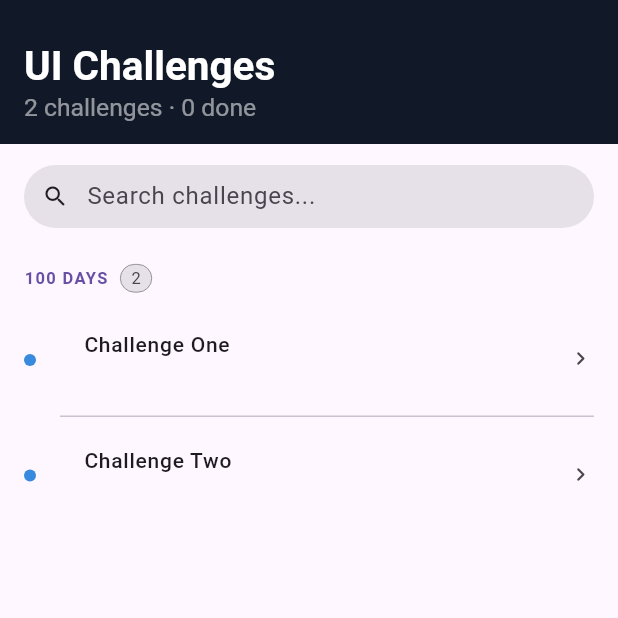
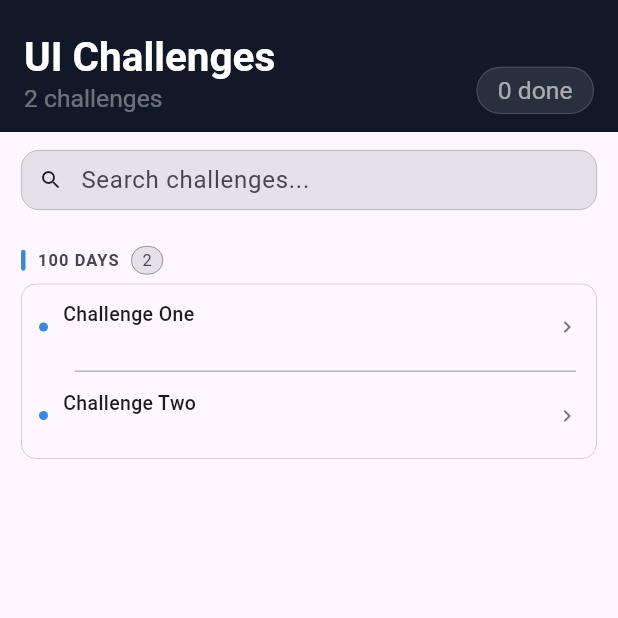
Before and after one commit to uveshm003/flutter_ui_challenges, a Flutter app: the screen it shows after launch, on a phone screen of 412 x 824 dp, the top half of it. Run offline on Flutter 3.47's test engine with Material 3 defaults, Android fonts, the phone set to English and light mode, and no system bars.

Commit message:
Update main.dart

```diff
--- a/lib/main.dart
+++ b/lib/main.dart
@@ -22,7 +22,6 @@ class HomePage extends StatefulWidget {
 class _HomePageState extends State<HomePage> {
   String _query = '';
 
-  // Assign a consistent color per category
   static const _categoryColors = [Color(0xFF378ADD), Color(0xFF1D9E75), Color(0xFF7F77DD), Color(0xFFD85A30), Color(0xFFBA7517), Color(0xFFD4537E)];
 
   List<Challenge> get _filtered => _query.isEmpty
@@ -49,7 +48,7 @@ class _HomePageState extends State<HomePage> {
     final grouped = _grouped;
     final categories = grouped.keys.toList();
     final allCategories = registry.map((c) => c.category).toSet().toList();
-    final doneCount = 0; // hook up persistence later if needed
+    const doneCount = 0;
 
     return Scaffold(
       backgroundColor: Theme.of(context).colorScheme.surface,
@@ -60,10 +59,13 @@ class _HomePageState extends State<HomePage> {
             pinned: true,
             backgroundColor: const Color(0xFF111827),
             foregroundColor: Colors.white,
-            expandedHeight: 96,
+            expandedHeight: 88,
             flexibleSpace: FlexibleSpaceBar(
-              titlePadding: const EdgeInsets.fromLTRB(16, 0, 16, 14),
-              title: Column(
+              titlePadding: const EdgeInsets.fromLTRB(16, 0, 16, 12),
+              title: Row(
+                crossAxisAlignment: CrossAxisAlignment.end,
+                children: [
+                  Column(
                     mainAxisSize: MainAxisSize.min,
                     crossAxisAlignment: CrossAxisAlignment.start,
                     children: [
@@ -71,7 +73,20 @@ class _HomePageState extends State<HomePage> {
                         'UI Challenges',
                         style: TextStyle(fontSize: 18, fontWeight: FontWeight.w600, color: Colors.white),
                       ),
-                  Text('${registry.length} challenges · $doneCount done', style: const TextStyle(fontSize: 11, color: Colors.white54)),
+                      Text('${registry.length} challenges', style: const TextStyle(fontSize: 11, color: Colors.white38)),
+                    ],
+                  ),
+                  const Spacer(),
+                  // "Done" pill badge
+                  Container(
+                    padding: const EdgeInsets.symmetric(horizontal: 9, vertical: 3),
+                    decoration: BoxDecoration(
+                      color: Colors.white.withOpacity(0.1),
+                      borderRadius: BorderRadius.circular(20),
+                      border: Border.all(color: Colors.white.withOpacity(0.15), width: 0.5),
+                    ),
+                    child: Text('$doneCount done', style: const TextStyle(fontSize: 11, color: Colors.white60)),
+                  ),
                 ],
               ),
             ),
@@ -80,15 +95,21 @@ class _HomePageState extends State<HomePage> {
           // ── Search ───────────────────────────────────────────────
           SliverToBoxAdapter(
             child: Padding(
-              padding: const EdgeInsets.fromLTRB(16, 14, 16, 4),
+              padding: const EdgeInsets.fromLTRB(14, 12, 14, 6),
               child: SearchBar(
                 hintText: 'Search challenges...',
-                leading: const Icon(Icons.search_rounded, size: 18),
+                leading: const Icon(Icons.search_rounded, size: 16),
                 onChanged: (v) => setState(() => _query = v),
                 elevation: const WidgetStatePropertyAll(0),
                 backgroundColor: WidgetStatePropertyAll(Theme.of(context).colorScheme.surfaceContainerHighest),
+                shape: WidgetStatePropertyAll(
+                  RoundedRectangleBorder(
+                    borderRadius: BorderRadius.circular(12),
+                    side: BorderSide(color: Theme.of(context).dividerColor.withOpacity(0.5), width: 0.5),
+                  ),
+                ),
                 padding: const WidgetStatePropertyAll(EdgeInsets.symmetric(horizontal: 12)),
-                constraints: const BoxConstraints(minHeight: 42),
+                constraints: const BoxConstraints(minHeight: 40),
               ),
             ),
           ),
@@ -101,7 +122,9 @@ class _HomePageState extends State<HomePage> {
               ),
             )
           else
-            SliverList(
+            SliverPadding(
+              padding: const EdgeInsets.only(bottom: 40),
+              sliver: SliverList(
                 delegate: SliverChildBuilderDelegate((ctx, index) {
                   int cursor = 0;
                   for (int ci = 0; ci < categories.length; ci++) {
@@ -110,28 +133,24 @@ class _HomePageState extends State<HomePage> {
                     final dotColor = _categoryColors[allCategories.indexOf(cat) % _categoryColors.length];
 
                     if (index == cursor) {
-                    // Category header
-                    return _CategoryHeader(label: cat, count: items.length);
+                      return _CategoryHeader(label: cat, count: items.length, accentColor: dotColor);
                     }
                     cursor++;
 
-                  if (index < cursor + items.length) {
-                    final challenge = items[index - cursor];
-                    final isLast = index == cursor + items.length - 1;
-                    return _ChallengeTile(
-                      challenge: challenge,
+                    if (index == cursor) {
+                      // Render the whole category group as a single card
+                      return _CategoryGroup(
+                        challenges: items,
                         dotColor: dotColor,
-                      showDivider: !isLast,
-                      onTap: () => Navigator.push(ctx, MaterialPageRoute(builder: challenge.builder)),
+                        onTap: (c) => Navigator.push(ctx, MaterialPageRoute(builder: c.builder)),
                       );
                     }
-                  cursor += items.length;
+                    cursor++;
                   }
                   return null;
-              }, childCount: categories.fold<int>(0, (sum, cat) => sum + 1 + grouped[cat]!.length)),
+                }, childCount: categories.fold<int>(0, (sum, _) => sum + 2)),
               ),
-
-          const SliverToBoxAdapter(child: SizedBox(height: 40)),
+            ),
         ],
       ),
     );
@@ -143,18 +162,26 @@ class _HomePageState extends State<HomePage> {
 class _CategoryHeader extends StatelessWidget {
   final String label;
   final int count;
+  final Color accentColor;
 
-  const _CategoryHeader({required this.label, required this.count});
+  const _CategoryHeader({required this.label, required this.count, required this.accentColor});
 
   @override
   Widget build(BuildContext context) {
     return Padding(
-      padding: const EdgeInsets.fromLTRB(16, 20, 16, 6),
+      padding: const EdgeInsets.fromLTRB(14, 18, 14, 6),
       child: Row(
         children: [
+          // Thin colored left accent bar
+          Container(
+            width: 3,
+            height: 14,
+            decoration: BoxDecoration(color: accentColor, borderRadius: BorderRadius.circular(2)),
+          ),
+          const SizedBox(width: 8),
           Text(
             label.toUpperCase(),
-            style: TextStyle(fontSize: 11, fontWeight: FontWeight.w600, letterSpacing: 0.9, color: Theme.of(context).colorScheme.primary),
+            style: TextStyle(fontSize: 11, fontWeight: FontWeight.w600, letterSpacing: 0.7, color: Theme.of(context).colorScheme.onSurfaceVariant),
           ),
           const SizedBox(width: 8),
           Container(
@@ -172,37 +199,84 @@ class _CategoryHeader extends StatelessWidget {
   }
 }
 
+// ── Category group (outlined card wrapping all tiles) ─────────────────────────
+
+class _CategoryGroup extends StatelessWidget {
+  final List<Challenge> challenges;
+  final Color dotColor;
+  final void Function(Challenge) onTap;
+
+  const _CategoryGroup({required this.challenges, required this.dotColor, required this.onTap});
+
+  @override
+  Widget build(BuildContext context) {
+    return Padding(
+      padding: const EdgeInsets.symmetric(horizontal: 14),
+      child: ClipRRect(
+        borderRadius: BorderRadius.circular(10),
+        child: DecoratedBox(
+          decoration: BoxDecoration(
+            border: Border.all(color: Theme.of(context).dividerColor.withOpacity(0.5), width: 0.5),
+            borderRadius: BorderRadius.circular(10),
+          ),
+          child: Column(
+            mainAxisSize: MainAxisSize.min,
+            children: [
+              for (int i = 0; i < challenges.length; i++) ...[
+                _ChallengeTile(challenge: challenges[i], dotColor: dotColor, onTap: () => onTap(challenges[i])),
+                if (i < challenges.length - 1) Divider(height: 1, indent: 36, endIndent: 14, color: Theme.of(context).dividerColor.withOpacity(0.5)),
+              ],
+            ],
+          ),
+        ),
+      ),
+    );
+  }
+}
+
 // ── Challenge tile ────────────────────────────────────────────────────────────
 
 class _ChallengeTile extends StatelessWidget {
   final Challenge challenge;
   final Color dotColor;
-  final bool showDivider;
   final VoidCallback onTap;
 
-  const _ChallengeTile({required this.challenge, required this.dotColor, required this.showDivider, required this.onTap});
+  const _ChallengeTile({required this.challenge, required this.dotColor, required this.onTap});
 
   @override
   Widget build(BuildContext context) {
-    return Column(
-      mainAxisSize: MainAxisSize.min,
+    return InkWell(
+      onTap: onTap,
+      child: Padding(
+        padding: const EdgeInsets.symmetric(horizontal: 12, vertical: 11),
+        child: Row(
           children: [
-        ListTile(
-          onTap: onTap,
-          contentPadding: const EdgeInsets.symmetric(horizontal: 16, vertical: 2),
-          leading: Container(
-            width: 8,
-            height: 8,
-            margin: const EdgeInsets.only(top: 2),
+            Container(
+              width: 6,
+              height: 6,
               decoration: BoxDecoration(color: dotColor, shape: BoxShape.circle),
             ),
-          leadingAndTrailingTextStyle: const TextStyle(),
-          title: Text(challenge.title, style: const TextStyle(fontSize: 14, fontWeight: FontWeight.w500)),
-          subtitle: Text(challenge.description, style: const TextStyle(fontSize: 12)),
-          trailing: const Icon(Icons.chevron_right_rounded, size: 18),
+            const SizedBox(width: 10),
+            Expanded(
+              child: Column(
+                crossAxisAlignment: CrossAxisAlignment.start,
+                children: [
+                  Text(challenge.title, style: const TextStyle(fontSize: 13, fontWeight: FontWeight.w500)),
+                  const SizedBox(height: 1),
+                  Text(
+                    challenge.description,
+                    style: TextStyle(fontSize: 11, color: Theme.of(context).colorScheme.onSurfaceVariant),
+                    maxLines: 1,
+                    overflow: TextOverflow.ellipsis,
                   ),
-        if (showDivider) const Divider(height: 1, indent: 40, endIndent: 16),
                 ],
+              ),
+            ),
+            const SizedBox(width: 8),
+            Icon(Icons.chevron_right_rounded, size: 16, color: Theme.of(context).dividerColor),
+          ],
+        ),
+      ),
     );
   }
 }
```
Lines whose indentation alone changed are shown as unchanged.
